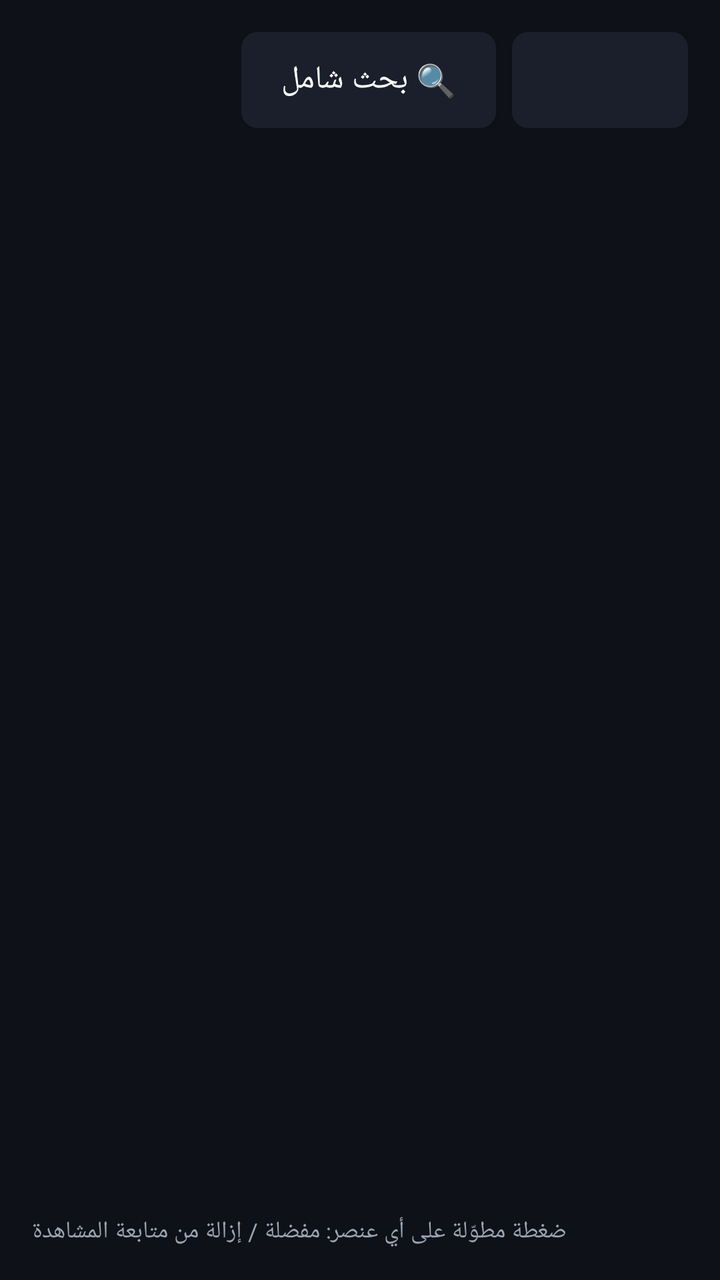
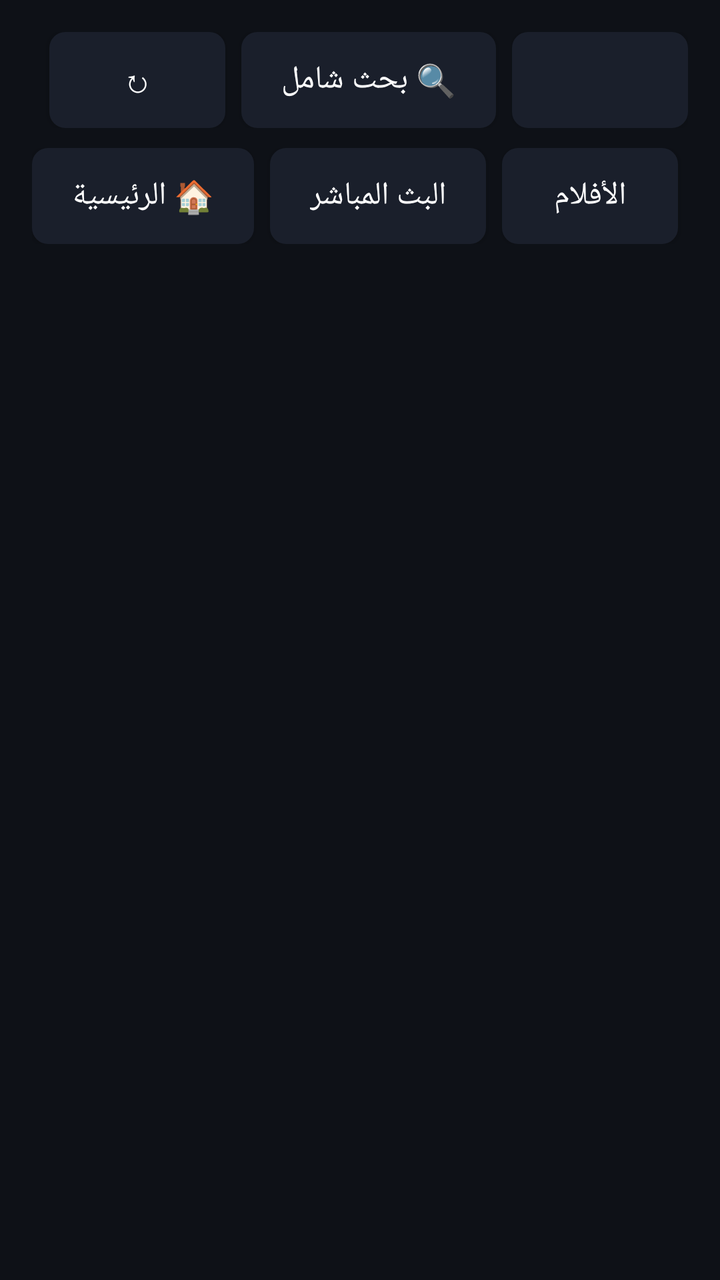

Two renders of the same Android screen: before a commit and after it. Below are the layout's source before the change and the commit's diff.
<!-- AndroidManifest.xml: application theme AppTheme -->
<!-- res/layout/activity_browser.xml -->
<?xml version="1.0" encoding="utf-8"?>
<LinearLayout xmlns:android="http://schemas.android.com/apk/res/android"
    android:layout_width="match_parent"
    android:layout_height="match_parent"
    android:orientation="vertical"
    android:padding="16dp">

    <LinearLayout
        android:layout_width="match_parent"
        android:layout_height="wrap_content"
        android:gravity="center_vertical"
        android:orientation="horizontal">

        <TextView
            android:id="@+id/title"
            android:layout_width="0dp"
            android:layout_height="wrap_content"
            android:layout_weight="1"
            android:ellipsize="end"
            android:singleLine="true"
            android:textColor="@color/text"
            android:textSize="22sp"
            android:textStyle="bold" />

        <Button
            android:id="@+id/btnSearch"
            style="@style/TvButton"
            android:layout_width="wrap_content"
            android:layout_height="wrap_content"
            android:text="🔍 بحث شامل" />

        <Button
            android:id="@+id/btnSort"
            style="@style/TvButton"
            android:layout_width="wrap_content"
            android:layout_height="wrap_content"
            android:layout_marginStart="8dp" />
    </LinearLayout>

    <LinearLayout
        android:id="@+id/tabs"
        android:layout_width="match_parent"
        android:layout_height="wrap_content"
        android:layout_marginTop="10dp"
        android:orientation="horizontal"
        android:visibility="gone">

        <Button
            android:id="@+id/tabLive"
            style="@style/TvButton"
            android:layout_width="wrap_content"
            android:layout_height="wrap_content"
            android:text="@string/tab_live" />

        <Button
            android:id="@+id/tabMovies"
            style="@style/TvButton"
            android:layout_width="wrap_content"
            android:layout_height="wrap_content"
            android:layout_marginStart="8dp"
            android:text="@string/tab_movies" />

        <Button
            android:id="@+id/tabSeries"
            style="@style/TvButton"
            android:layout_width="wrap_content"
            android:layout_height="wrap_content"
            android:layout_marginStart="8dp"
            android:text="@string/tab_series" />
    </LinearLayout>

    <LinearLayout
        android:layout_width="match_parent"
        android:layout_height="0dp"
        android:layout_marginTop="10dp"
        android:layout_weight="1"
        android:orientation="horizontal">

        <androidx.recyclerview.widget.RecyclerView
            android:id="@+id/categories"
            android:layout_width="0dp"
            android:layout_height="match_parent"
            android:layout_weight="3" />

        <FrameLayout
            android:layout_width="0dp"
            android:layout_height="match_parent"
            android:layout_marginStart="12dp"
            android:layout_weight="7">

            <androidx.recyclerview.widget.RecyclerView
                android:id="@+id/items"
                android:layout_width="match_parent"
                android:layout_height="match_parent" />

            <ProgressBar
                android:id="@+id/progress"
                android:layout_width="48dp"
                android:layout_height="48dp"
                android:layout_gravity="center"
                android:visibility="gone" />

            <TextView
                android:id="@+id/message"
                android:layout_width="wrap_content"
                android:layout_height="wrap_content"
                android:layout_gravity="center"
                android:background="@drawable/bg_focus"
                android:focusable="true"
                android:gravity="center"
                android:padding="16dp"
                android:textColor="@color/text_dim"
                android:textSize="15sp"
                android:visibility="gone" />
        </FrameLayout>
    </LinearLayout>

    <TextView
        android:layout_width="wrap_content"
        android:layout_height="wrap_content"
        android:layout_marginTop="6dp"
        android:text="ضغطة مطوّلة على أي عنصر: مفضلة / إزالة من متابعة المشاهدة"
        android:textColor="@color/text_dim"
        android:textSize="12sp" />
</LinearLayout>
<!-- resources referenced by this layout -->
<resources>
  <color name="text">#FFFFFF</color>
  <color name="text_dim">#9AA4B2</color>
  <!-- drawable bg_focus (drawable) -->
  <?xml version="1.0" encoding="utf-8"?>
  <selector xmlns:android="http://schemas.android.com/apk/res/android">
      <item android:state_focused="true">
          <shape><solid android:color="@color/accent" /><corners android:radius="8dp" /></shape>
      </item>
      <item android:state_pressed="true">
          <shape><solid android:color="@color/accent" /><corners android:radius="8dp" /></shape>
      </item>
      <item android:state_activated="true">
          <shape><solid android:color="@color/accent_dim" /><corners android:radius="8dp" /></shape>
      </item>
      <item>
          <shape><solid android:color="@color/surface" /><corners android:radius="8dp" /></shape>
      </item>
  </selector>
  <string name="tab_live">البث المباشر</string>
  <string name="tab_movies">الأفلام</string>
  <string name="tab_series">المسلسلات</string>
  <style name="TvButton" parent="Widget.AppCompat.Button">
          <item name="android:background">@drawable/bg_focus</item>
          <item name="android:textColor">@color/text</item>
          <item name="android:textSize">16sp</item>
          <item name="android:paddingStart">20dp</item>
          <item name="android:paddingEnd">20dp</item>
          <item name="android:minHeight">48dp</item>
          <item name="android:textAllCaps">false</item>
          <item name="android:focusable">true</item>
      </style>
  <style name="AppTheme" parent="Theme.AppCompat.NoActionBar">
          <item name="colorPrimary">@color/accent</item>
          <item name="colorPrimaryDark">@color/bg</item>
          <item name="colorAccent">@color/accent</item>
          <item name="android:windowBackground">@color/bg</item>
          <item name="android:textColorPrimary">@color/text</item>
          <item name="android:textColorSecondary">@color/text_dim</item>
          <item name="android:statusBarColor">@color/bg</item>
          <item name="android:navigationBarColor">@color/bg</item>
      </style>
  <color name="accent">#2E7DFF</color>
  <color name="accent_dim">#1E3A66</color>
  <color name="surface">#1A1F2B</color>
  <color name="bg">#0E1117</color>
</resources>

<!-- the commit's change to res/layout/activity_browser.xml (unified diff, before → after) -->
@@ -1,5 +1,6 @@
 <?xml version="1.0" encoding="utf-8"?>
 <LinearLayout xmlns:android="http://schemas.android.com/apk/res/android"
+    android:id="@+id/root"
     android:layout_width="match_parent"
     android:layout_height="match_parent"
     android:orientation="vertical"
@@ -23,10 +24,19 @@
             android:textStyle="bold" />
 
         <Button
+            android:id="@+id/btnRefresh"
+            style="@style/TvButton"
+            android:layout_width="wrap_content"
+            android:layout_height="wrap_content"
+            android:contentDescription="تحديث"
+            android:text="↻" />
+
+        <Button
             android:id="@+id/btnSearch"
             style="@style/TvButton"
             android:layout_width="wrap_content"
             android:layout_height="wrap_content"
+            android:layout_marginStart="8dp"
             android:text="🔍 بحث شامل" />
 
         <Button
@@ -37,89 +47,112 @@
             android:layout_marginStart="8dp" />
     </LinearLayout>
 
-    <LinearLayout
-        android:id="@+id/tabs"
+    <HorizontalScrollView
         android:layout_width="match_parent"
         android:layout_height="wrap_content"
         android:layout_marginTop="10dp"
-        android:orientation="horizontal"
-        android:visibility="gone">
+        android:scrollbars="none">
 
-        <Button
-            android:id="@+id/tabLive"
-            style="@style/TvButton"
+        <LinearLayout
+            android:id="@+id/tabs"
             android:layout_width="wrap_content"
             android:layout_height="wrap_content"
-            android:text="@string/tab_live" />
+            android:orientation="horizontal">
 
-        <Button
-            android:id="@+id/tabMovies"
-            style="@style/TvButton"
-            android:layout_width="wrap_content"
-            android:layout_height="wrap_content"
-            android:layout_marginStart="8dp"
-            android:text="@string/tab_movies" />
+            <Button
+                android:id="@+id/tabHome"
+                style="@style/TvButton"
+                android:layout_width="wrap_content"
+                android:layout_height="wrap_content"
+                android:text="🏠 الرئيسية" />
 
-        <Button
-            android:id="@+id/tabSeries"
-            style="@style/TvButton"
-            android:layout_width="wrap_content"
-            android:layout_height="wrap_content"
-            android:layout_marginStart="8dp"
-            android:text="@string/tab_series" />
-    </LinearLayout>
+            <Button
+                android:id="@+id/tabLive"
+                style="@style/TvButton"
+                android:layout_width="wrap_content"
+                android:layout_height="wrap_content"
+                android:layout_marginStart="8dp"
+                android:text="@string/tab_live" />
 
-    <LinearLayout
+            <Button
+                android:id="@+id/tabMovies"
+                style="@style/TvButton"
+                android:layout_width="wrap_content"
+                android:layout_height="wrap_content"
+                android:layout_marginStart="8dp"
+                android:text="@string/tab_movies" />
+
+            <Button
+                android:id="@+id/tabSeries"
+                style="@style/TvButton"
+                android:layout_width="wrap_content"
+                android:layout_height="wrap_content"
+                android:layout_marginStart="8dp"
+                android:text="@string/tab_series" />
+        </LinearLayout>
+    </HorizontalScrollView>
+
+    <FrameLayout
         android:layout_width="match_parent"
         android:layout_height="0dp"
         android:layout_marginTop="10dp"
-        android:layout_weight="1"
-        android:orientation="horizontal">
+        android:layout_weight="1">
+
+        <LinearLayout
+            android:id="@+id/body"
+            android:layout_width="match_parent"
+            android:layout_height="match_parent"
+            android:orientation="horizontal">
+
+            <androidx.recyclerview.widget.RecyclerView
+                android:id="@+id/categories"
+                android:layout_width="0dp"
+                android:layout_height="match_parent"
+                android:layout_weight="3" />
+
+            <FrameLayout
+                android:id="@+id/contentFrame"
+                android:layout_width="0dp"
+                android:layout_height="match_parent"
+                android:layout_marginStart="12dp"
+                android:layout_weight="7">
+
+                <androidx.recyclerview.widget.RecyclerView
+                    android:id="@+id/items"
+                    android:layout_width="match_parent"
+                    android:layout_height="match_parent"
+                    android:clipToPadding="false"
+                    android:paddingTop="4dp"
+                    android:paddingBottom="24dp" />
+
+                <TextView
+                    android:id="@+id/message"
+                    android:layout_width="wrap_content"
+                    android:layout_height="wrap_content"
+                    android:layout_gravity="center"
+                    android:background="@drawable/bg_focus"
+                    android:focusable="true"
+                    android:gravity="center"
+                    android:padding="16dp"
+                    android:textColor="@color/text_dim"
+                    android:textSize="15sp"
+                    android:visibility="gone" />
+            </FrameLayout>
+        </LinearLayout>
 
         <androidx.recyclerview.widget.RecyclerView
-            android:id="@+id/categories"
-            android:layout_width="0dp"
+            android:id="@+id/homeList"
+            android:layout_width="match_parent"
             android:layout_height="match_parent"
-            android:layout_weight="3" />
+            android:clipToPadding="false"
+            android:paddingBottom="24dp"
+            android:visibility="gone" />
 
-        <FrameLayout
-            android:layout_width="0dp"
-            android:layout_height="match_parent"
-            android:layout_marginStart="12dp"
-            android:layout_weight="7">
-
-            <androidx.recyclerview.widget.RecyclerView
-                android:id="@+id/items"
-                android:layout_width="match_parent"
-                android:layout_height="match_parent" />
-
-            <ProgressBar
-                android:id="@+id/progress"
-                android:layout_width="48dp"
-                android:layout_height="48dp"
-                android:layout_gravity="center"
-                android:visibility="gone" />
-
-            <TextView
-                android:id="@+id/message"
-                android:layout_width="wrap_content"
-                android:layout_height="wrap_content"
-                android:layout_gravity="center"
-                android:background="@drawable/bg_focus"
-                android:focusable="true"
-                android:gravity="center"
-                android:padding="16dp"
-                android:textColor="@color/text_dim"
-                android:textSize="15sp"
-                android:visibility="gone" />
-        </FrameLayout>
-    </LinearLayout>
-
-    <TextView
-        android:layout_width="wrap_content"
-        android:layout_height="wrap_content"
-        android:layout_marginTop="6dp"
-        android:text="ضغطة مطوّلة على أي عنصر: مفضلة / إزالة من متابعة المشاهدة"
-        android:textColor="@color/text_dim"
-        android:textSize="12sp" />
+        <ProgressBar
+            android:id="@+id/progress"
+            android:layout_width="48dp"
+            android:layout_height="48dp"
+            android:layout_gravity="center"
+            android:visibility="gone" />
+    </FrameLayout>
 </LinearLayout>
